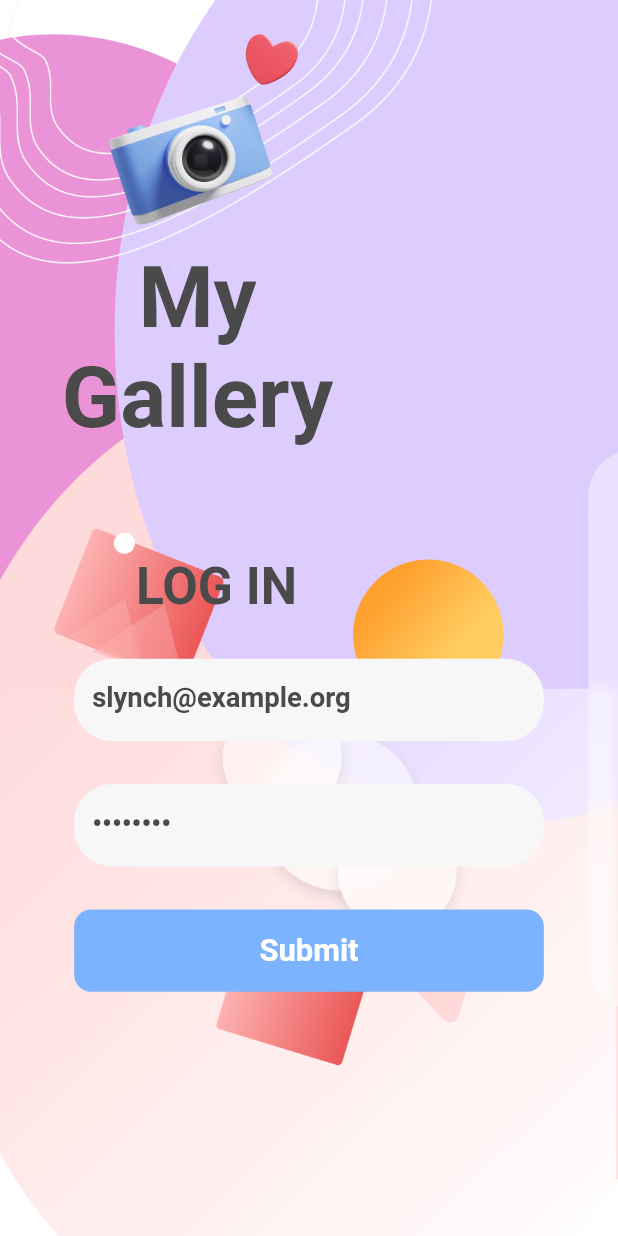
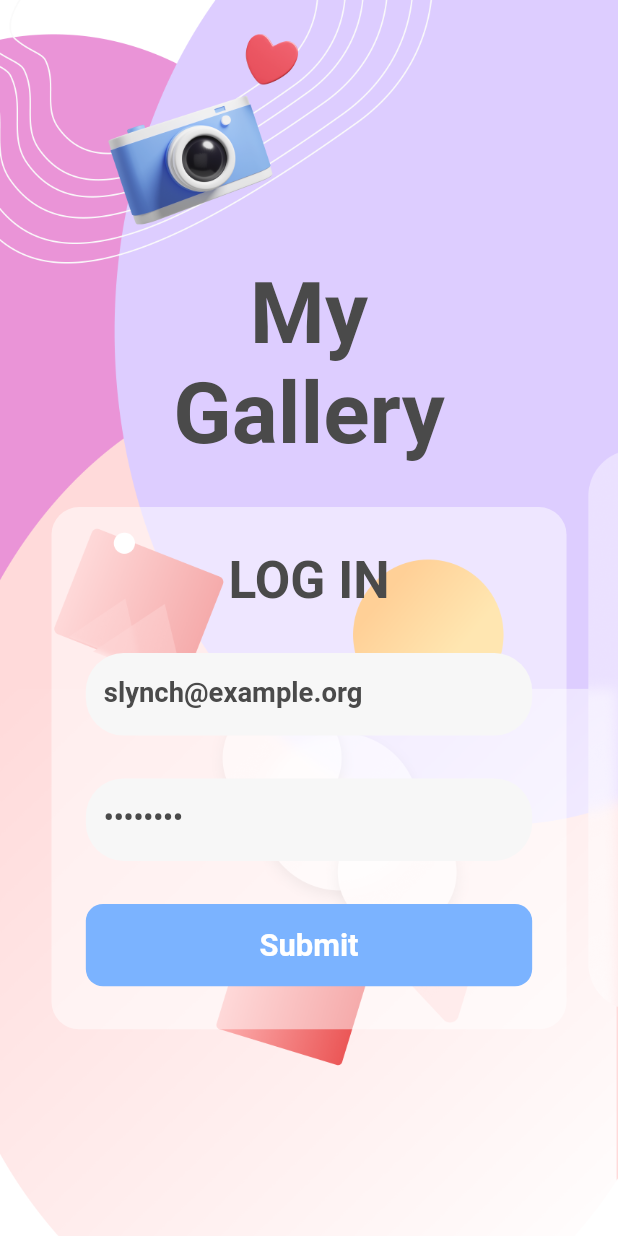
Before and after one commit to taha-elkholy/gallery, a Flutter app: the screen it shows after launch, on a phone screen of 412 x 824 dp. Run offline on Flutter 3.47's test engine with Material 2 defaults, Android fonts, the phone set to English and light mode, and no system bars; our stand-ins replace cached_network_image, dartz, dio, email_validator, equatable, flutter_bloc and 8 more; generated files the repository leaves out were written again.

Commit message:
refactor some ui details in login page

```diff
--- a/lib/core/presentation/widgets/page_with_background.dart
+++ b/lib/core/presentation/widgets/page_with_background.dart
@@ -14,6 +14,7 @@ class PageWithBackground extends StatelessWidget {
         leading: const SizedBox.shrink(),
       ),
       extendBodyBehindAppBar: true,
+      resizeToAvoidBottomInset: false,
       body: Stack(
         children: [
           Image.asset(
--- a/lib/features/auth/presentation/widgets/login_body.dart
+++ b/lib/features/auth/presentation/widgets/login_body.dart
@@ -22,29 +22,22 @@ class _Mobil extends StatelessWidget {
 
   @override
   Widget build(BuildContext context) {
-    return SingleChildScrollView(
+    return ListView(
       physics: const BouncingScrollPhysics(),
-      child: Column(
-        crossAxisAlignment: CrossAxisAlignment.start,
-        mainAxisSize: MainAxisSize.min,
       children: [
         SizedBox(
-            height: context.height * 0.2,
+          height: 100.h,
         ),
-          Padding(
-            padding: EdgeInsets.symmetric(horizontal: context.width * 0.1),
-            child: Text(
+        Text(
           AppStrings.myGallery,
           textAlign: TextAlign.center,
           style: Theme.of(context).textTheme.titleLarge,
         ),
-          ),
         SizedBox(
-            height: 40.h,
+          height: 24.h,
         ),
         const LoginForm(),
       ],
-      ),
     );
   }
 }
--- a/lib/features/auth/presentation/widgets/login_form.dart
+++ b/lib/features/auth/presentation/widgets/login_form.dart
@@ -3,8 +3,8 @@ import 'package:flutter_bloc/flutter_bloc.dart';
 import 'package:flutter_screenutil/flutter_screenutil.dart';
 import 'package:gallery/core/presentation/widgets/custom_elevated_button.dart';
 import 'package:gallery/core/presentation/widgets/custom_text_form_field.dart';
+import 'package:gallery/core/utils/app_colors.dart';
 import 'package:gallery/core/utils/app_strings.dart';
-import 'package:gallery/core/utils/media_query_values.dart';
 import 'package:gallery/features/auth/domain/usecases/login_use_case.dart';
 import 'package:gallery/features/auth/presentation/cubit/auth_cubit/auth_cubit.dart';
 import 'package:gallery/features/auth/presentation/cubit/auth_cubit/auth_states.dart';
@@ -41,21 +41,26 @@ class _LoginFormState extends State<LoginForm> {
     return Form(
       key: _formKey,
       child: Padding(
-        padding: EdgeInsets.symmetric(
-          horizontal: context.width * 0.12,
-          vertical: 20.h,
+        padding: EdgeInsets.symmetric(horizontal: 30.w),
+        child: DecoratedBox(
+          decoration: BoxDecoration(
+              borderRadius: BorderRadius.circular(16.r),
+              color: AppColors.white.withOpacity(.5)),
+          child: SingleChildScrollView(
+            padding: EdgeInsets.only(
+              left: 20.w,
+              right: 20.w,
+              top: 24.h,
+              bottom: MediaQuery.of(context).viewInsets.bottom + 24.h,
             ),
             child: Column(
-          crossAxisAlignment: CrossAxisAlignment.start,
+              crossAxisAlignment: CrossAxisAlignment.center,
               mainAxisAlignment: MainAxisAlignment.center,
               mainAxisSize: MainAxisSize.min,
               children: [
-            Padding(
-              padding: EdgeInsetsDirectional.only(start: context.width * 0.1),
-              child: Text(
+                Text(
                   AppStrings.login,
                   style: Theme.of(context).textTheme.titleMedium,
-              ),
                 ),
                 SizedBox(
                   height: 24.h,
@@ -108,6 +113,8 @@ class _LoginFormState extends State<LoginForm> {
               ],
             ),
           ),
+        ),
+      ),
     );
   }
 }
--- a/lib/features/gallery/presentation/pages/gallery_page.dart
+++ b/lib/features/gallery/presentation/pages/gallery_page.dart
@@ -1,5 +1,6 @@
 import 'package:flutter/material.dart';
 import 'package:flutter_bloc/flutter_bloc.dart';
+import 'package:gallery/config/routes/app_routes.dart';
 import 'package:gallery/core/presentation/widgets/page_with_background.dart';
 import 'package:gallery/core/utils/assets_manager.dart';
 import 'package:gallery/features/auth/presentation/cubit/auth_cubit/auth_cubit.dart';
@@ -14,8 +15,8 @@ class GalleryPage extends StatelessWidget {
     return BlocListener<AuthCubit, AuthStates>(
       listener: (context, state) {
         state.whenOrNull(
-            logout: () =>
-                Navigator.popUntil(context, (route) => route.isFirst));
+            logout: () => Navigator.pushReplacementNamed(
+                context, AppRoutes.initialPageRoute),);
       },
       child: const PageWithBackground(
         backgroundAssetName: ImageAssets.galleryBg,
--- a/pubspec.yaml
+++ b/pubspec.yaml
@@ -28,6 +28,7 @@ dependencies:
   cached_network_image: ^3.2.2
   email_validator: ^2.1.16
   shimmer: ^2.0.0
+  image_picker: ^0.8.6
 
 
 dev_dependencies:
```
Also changed, not shown: lib/features/gallery/presentation/widgets/upload_image_dialog.dart (+25 -8 lines), pubspec.lock. Lines whose indentation alone changed are shown as unchanged.
